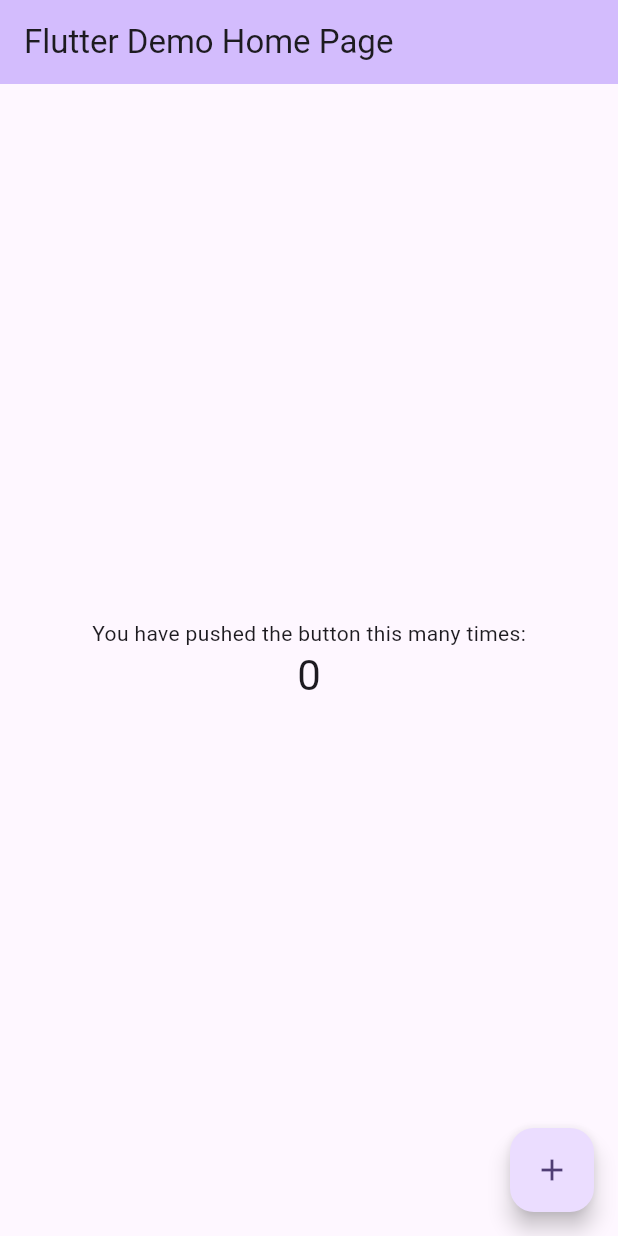
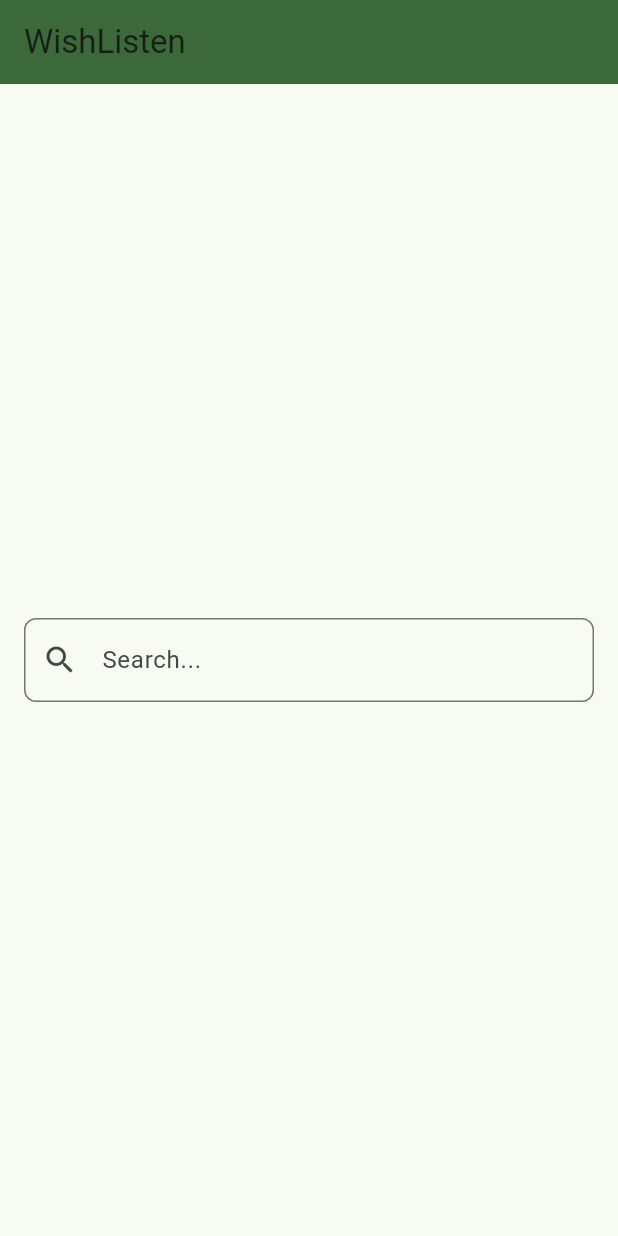
Before and after one commit to Vavuz/WishListen, a Flutter app: the screen it shows after launch, on a phone screen of 412 x 824 dp. Run offline on Flutter 3.47's test engine with Material 3 defaults, Android fonts, the light colour scheme and no system bars.

Commit message:
Change colour

```diff
--- a/lib/main.dart
+++ b/lib/main.dart
@@ -7,119 +7,44 @@
 class MyApp extends StatelessWidget {
   const MyApp({super.key});
 
-  // This widget is the root of your application.
   @override
   Widget build(BuildContext context) {
     return MaterialApp(
-      title: 'Flutter Demo',
+      title: 'WishListen',
       theme: ThemeData(
-        // This is the theme of your application.
-        //
-        // TRY THIS: Try running your application with "flutter run". You'll see
-        // the application has a purple toolbar. Then, without quitting the app,
-        // try changing the seedColor in the colorScheme below to Colors.green
-        // and then invoke "hot reload" (save your changes or press the "hot
-        // reload" button in a Flutter-supported IDE, or press "r" if you used
-        // the command line to start the app).
-        //
-        // Notice that the counter didn't reset back to zero; the application
-        // state is not lost during the reload. To reset the state, use hot
-        // restart instead.
-        //
-        // This works for code too, not just values: Most code changes can be
-        // tested with just a hot reload.
-        colorScheme: ColorScheme.fromSeed(seedColor: Colors.deepPurple),
+        // Set the primary color to a shade of green
+        colorScheme: ColorScheme.fromSeed(seedColor: Colors.green),
         useMaterial3: true,
       ),
-      home: const MyHomePage(title: 'Flutter Demo Home Page'),
+      home: const MyHomePage(),
     );
   }
 }
 
-class MyHomePage extends StatefulWidget {
-  const MyHomePage({super.key, required this.title});
-
-  // This widget is the home page of your application. It is stateful, meaning
-  // that it has a State object (defined below) that contains fields that affect
-  // how it looks.
-
-  // This class is the configuration for the state. It holds the values (in this
-  // case the title) provided by the parent (in this case the App widget) and
-  // used by the build method of the State. Fields in a Widget subclass are
-  // always marked "final".
-
-  final String title;
-
-  @override
-  State<MyHomePage> createState() => _MyHomePageState();
-}
-
-class _MyHomePageState extends State<MyHomePage> {
-  int _counter = 0;
-
-  void _incrementCounter() {
-    setState(() {
-      // This call to setState tells the Flutter framework that something has
-      // changed in this State, which causes it to rerun the build method below
-      // so that the display can reflect the updated values. If we changed
-      // _counter without calling setState(), then the build method would not be
-      // called again, and so nothing would appear to happen.
-      _counter++;
-    });
-  }
+class MyHomePage extends StatelessWidget {
+  const MyHomePage({super.key});
 
   @override
   Widget build(BuildContext context) {
-    // This method is rerun every time setState is called, for instance as done
-    // by the _incrementCounter method above.
-    //
-    // The Flutter framework has been optimized to make rerunning build methods
-    // fast, so that you can just rebuild anything that needs updating rather
-    // than having to individually change instances of widgets.
     return Scaffold(
       appBar: AppBar(
-        // TRY THIS: Try changing the color here to a specific color (to
-        // Colors.amber, perhaps?) and trigger a hot reload to see the AppBar
-        // change color while the other colors stay the same.
-        backgroundColor: Theme.of(context).colorScheme.inversePrimary,
-        // Here we take the value from the MyHomePage object that was created by
-        // the App.build method, and use it to set our appbar title.
-        title: Text(widget.title),
+        backgroundColor: Theme.of(context).colorScheme.primary,
+        title: const Text('WishListen'),
       ),
       body: Center(
-        // Center is a layout widget. It takes a single child and positions it
-        // in the middle of the parent.
-        child: Column(
-          // Column is also a layout widget. It takes a list of children and
-          // arranges them vertically. By default, it sizes itself to fit its
-          // children horizontally, and tries to be as tall as its parent.
-          //
-          // Column has various properties to control how it sizes itself and
-          // how it positions its children. Here we use mainAxisAlignment to
-          // center the children vertically; the main axis here is the vertical
-          // axis because Columns are vertical (the cross axis would be
-          // horizontal).
-          //
-          // TRY THIS: Invoke "debug painting" (choose the "Toggle Debug Paint"
-          // action in the IDE, or press "p" in the console), to see the
-          // wireframe for each widget.
-          mainAxisAlignment: MainAxisAlignment.center,
-          children: <Widget>[
-            const Text(
-              'You have pushed the button this many times:',
+        child: Padding(
+          padding: const EdgeInsets.all(16.0),
+          child: TextField(
+            decoration: InputDecoration(
+              hintText: 'Search...',
+              border: OutlineInputBorder(
+                borderRadius: BorderRadius.circular(8.0),
+              ),
+              prefixIcon: const Icon(Icons.search),
             ),
-            Text(
-              '$_counter',
-              style: Theme.of(context).textTheme.headlineMedium,
-            ),
-          ],
+          ),
         ),
       ),
-      floatingActionButton: FloatingActionButton(
-        onPressed: _incrementCounter,
-        tooltip: 'Increment',
-        child: const Icon(Icons.add),
-      ), // This trailing comma makes auto-formatting nicer for build methods.
     );
   }
 }
```
